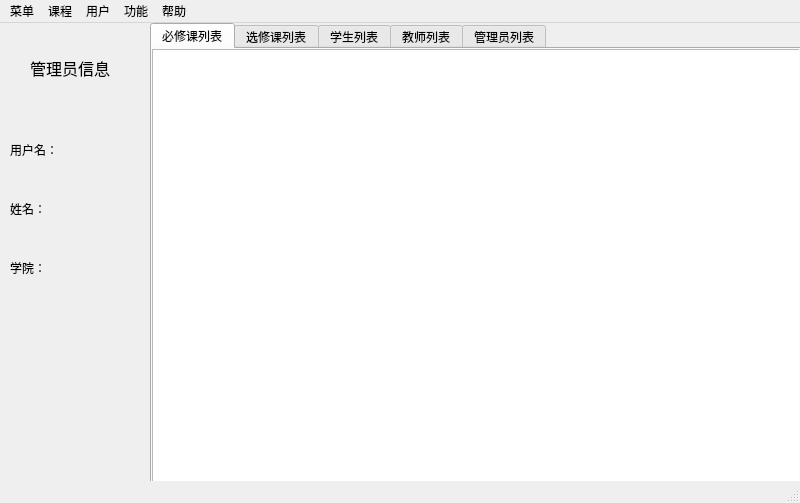
Above: source/mainwindow_admin.ui from laddie132/Academic-Management-System-Demo before the change. Below: the same form after it.
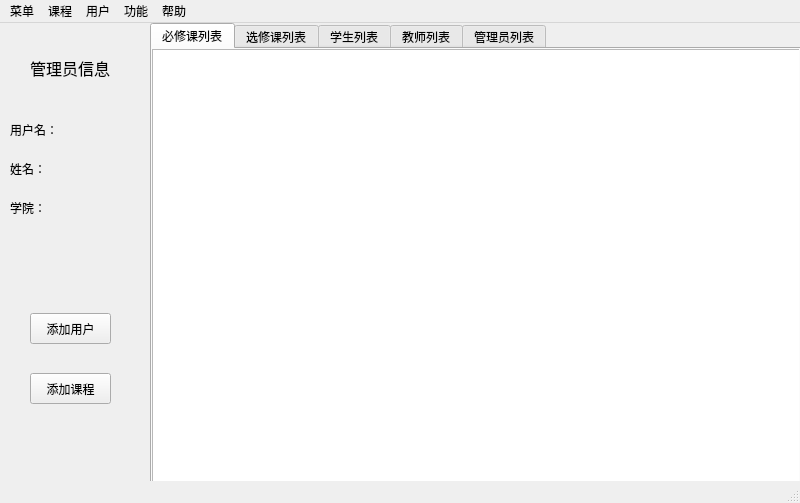
That is the form after the change. The open tabs and pages were chosen to show the change.

Commit message: Finish add user and add Course

```diff
--- a/source/mainwindow_admin.ui
+++ b/source/mainwindow_admin.ui
@@ -218,21 +218,50 @@
     <property name="geometry">
      <rect>
       <x>10</x>
-      <y>100</y>
-      <width>131</width>
-      <height>171</height>
+      <y>90</y>
+      <width>141</width>
+      <height>131</height>
      </rect>
     </property>
-    <layout class="QGridLayout" name="gridLayout_2">
-     <item row="0" column="0">
-      <widget class="QLabel" name="label_2">
-       <property name="styleSheet">
-        <string notr="true">font: 11pt &quot;宋体&quot;;</string>
+    <layout class="QGridLayout" name="gridLayout_3">
+     <item row="3" column="2">
+      <spacer name="horizontalSpacer_2">
+       <property name="orientation">
+        <enum>Qt::Horizontal</enum>
        </property>
-       <property name="text">
-        <string>用户名：</string>
+       <property name="sizeHint" stdset="0">
+        <size>
+         <width>40</width>
+         <height>20</height>
+        </size>
        </property>
-      </widget>
+      </spacer>
+     </item>
+     <item row="3" column="1">
+      <spacer name="horizontalSpacer">
+       <property name="orientation">
+        <enum>Qt::Horizontal</enum>
+       </property>
+       <property name="sizeHint" stdset="0">
+        <size>
+         <width>40</width>
+         <height>20</height>
+        </size>
+       </property>
+      </spacer>
+     </item>
+     <item row="3" column="0">
+      <spacer name="horizontalSpacer_3">
+       <property name="orientation">
+        <enum>Qt::Horizontal</enum>
+       </property>
+       <property name="sizeHint" stdset="0">
+        <size>
+         <width>40</width>
+         <height>20</height>
+        </size>
+       </property>
+      </spacer>
      </item>
      <item row="2" column="0">
       <widget class="QLabel" name="label_4">
@@ -244,16 +273,6 @@
        </property>
       </widget>
      </item>
-     <item row="0" column="1">
-      <widget class="QLabel" name="label_id">
-       <property name="styleSheet">
-        <string notr="true">font: 11pt &quot;宋体&quot;;</string>
-       </property>
-       <property name="text">
-        <string/>
-       </property>
-      </widget>
-     </item>
      <item row="1" column="0">
       <widget class="QLabel" name="label_3">
        <property name="styleSheet">
@@ -264,7 +283,27 @@
        </property>
       </widget>
      </item>
-     <item row="1" column="1">
+     <item row="0" column="0">
+      <widget class="QLabel" name="label_2">
+       <property name="styleSheet">
+        <string notr="true">font: 11pt &quot;宋体&quot;;</string>
+       </property>
+       <property name="text">
+        <string>用户名：</string>
+       </property>
+      </widget>
+     </item>
+     <item row="0" column="1" colspan="2">
+      <widget class="QLabel" name="label_id">
+       <property name="styleSheet">
+        <string notr="true">font: 11pt &quot;宋体&quot;;</string>
+       </property>
+       <property name="text">
+        <string/>
+       </property>
+      </widget>
+     </item>
+     <item row="1" column="1" colspan="2">
       <widget class="QLabel" name="label_name">
        <property name="styleSheet">
         <string notr="true">font: 11pt &quot;宋体&quot;;</string>
@@ -274,7 +313,7 @@
        </property>
       </widget>
      </item>
-     <item row="2" column="1">
+     <item row="2" column="1" colspan="2">
       <widget class="QLabel" name="label_institude">
        <property name="styleSheet">
         <string notr="true">font: 11pt &quot;宋体&quot;;</string>
@@ -286,6 +325,38 @@
      </item>
     </layout>
    </widget>
+   <widget class="QPushButton" name="add_user_btn">
+    <property name="geometry">
+     <rect>
+      <x>30</x>
+      <y>290</y>
+      <width>81</width>
+      <height>31</height>
+     </rect>
+    </property>
+    <property name="styleSheet">
+     <string notr="true">font: 11pt &quot;宋体&quot;;</string>
+    </property>
+    <property name="text">
+     <string>添加用户</string>
+    </property>
+   </widget>
+   <widget class="QPushButton" name="add_course_btn">
+    <property name="geometry">
+     <rect>
+      <x>30</x>
+      <y>350</y>
+      <width>81</width>
+      <height>31</height>
+     </rect>
+    </property>
+    <property name="styleSheet">
+     <string notr="true">font: 11pt &quot;宋体&quot;;</string>
+    </property>
+    <property name="text">
+     <string>添加课程</string>
+    </property>
+   </widget>
   </widget>
   <widget class="QMenuBar" name="menubar">
    <property name="geometry">
```
Left out of the diff: 4 changed lines with no effect on the pictures. The commit also changes 13 other files.
